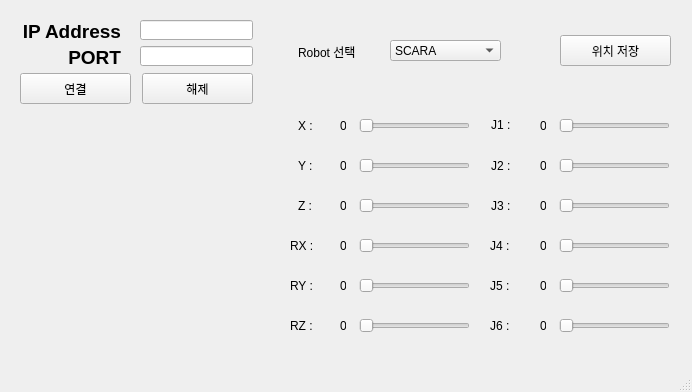
Before: the Qt Designer form untitled.ui in Wadangzz/UR5_Unity, drawn with Qt 5.
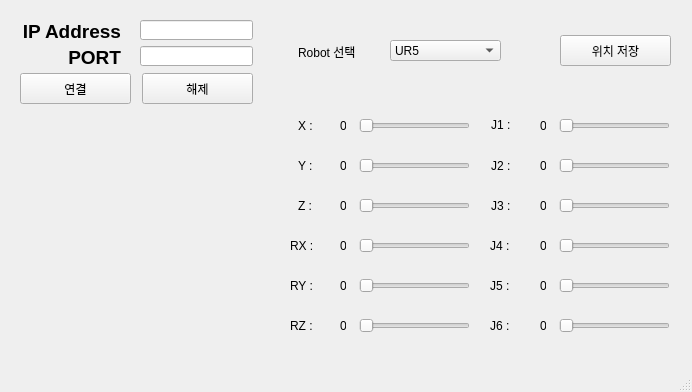
After: the same form once the commit is applied.

The edit to the form file:
```diff
--- a/untitled.ui
+++ b/untitled.ui
@@ -263,11 +263,6 @@
       <height>21</height>
      </rect>
     </property>
-    <item>
-     <property name="text">
-      <string>SCARA</string>
-     </property>
-    </item>
     <item>
      <property name="text">
       <string>UR5</string>
```
Left out of the diff: 20 changed lines with no effect on the pictures.
